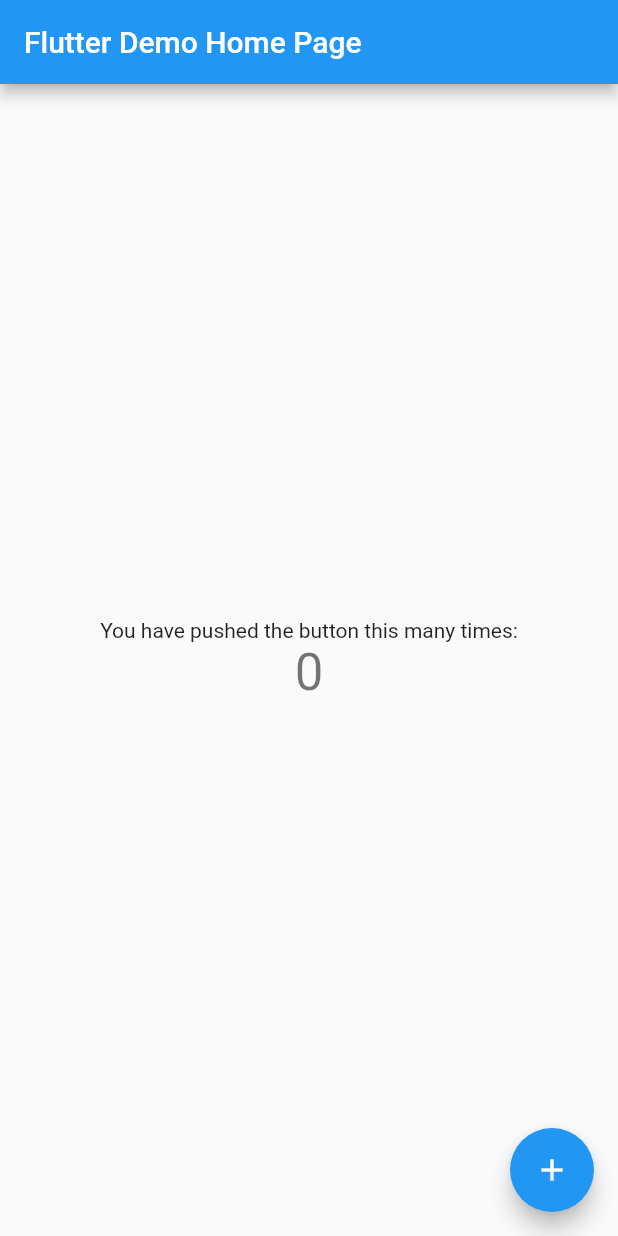
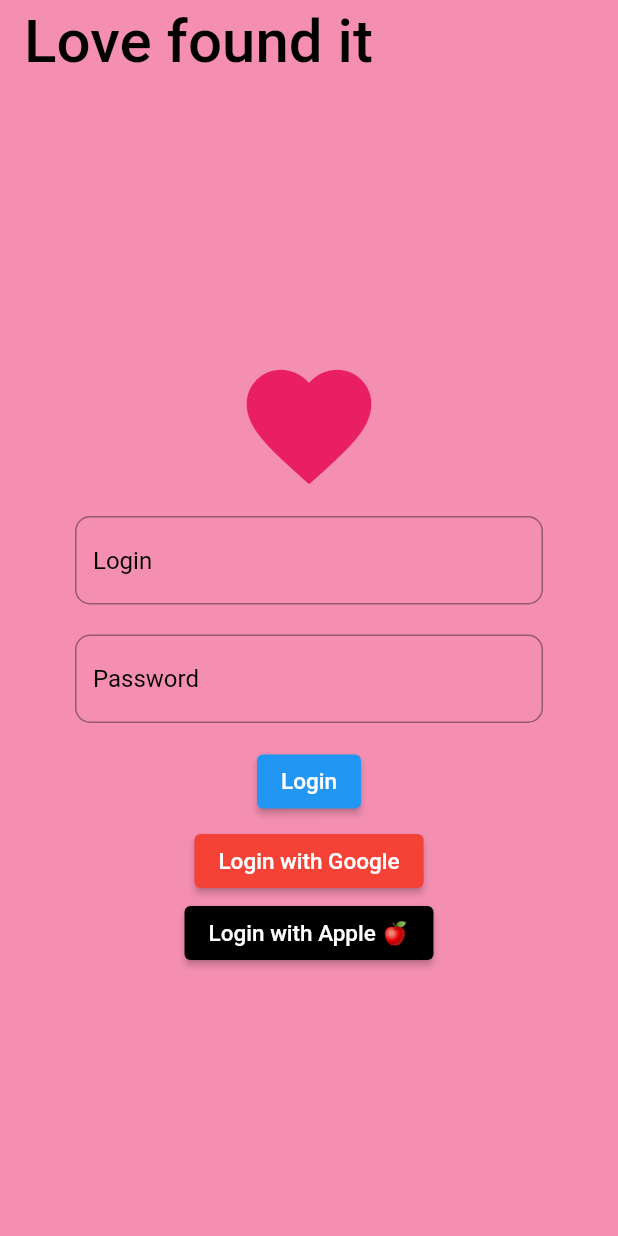
Before and after one commit to sweetnight19/loveFoundIt, a Flutter app: the screen it shows after launch, on a phone screen of 412 x 824 dp. Run offline on Flutter 3.47's test engine with Material 2 defaults, Android fonts, the phone set to English and light mode, and no system bars.

Commit message:
starting login pages

```diff
--- a/lib/main.dart
+++ b/lib/main.dart
@@ -15,56 +15,97 @@ class MyApp extends StatelessWidget {
     return MaterialApp(
       title: 'Love Found it',
       theme: ThemeData(
-        primarySwatch: Colors.blue,
+        scaffoldBackgroundColor: Colors.pink[200],
       ),
-      home: const MyHomePage(title: 'Flutter Demo Home Page'),
+      home: const MyHomePage(),
     );
   }
 }
 
 class MyHomePage extends StatefulWidget {
-  const MyHomePage({Key? key, required this.title}) : super(key: key);
-
-  final String title;
+  const MyHomePage({Key? key}) : super(key: key);
 
   @override
   State<MyHomePage> createState() => _MyHomePageState();
 }
 
 class _MyHomePageState extends State<MyHomePage> {
-  int _counter = 0;
-
-  void _incrementCounter() {
-    setState(() {
-      _counter++;
-    });
-  }
-
   @override
   Widget build(BuildContext context) {
     return Scaffold(
       appBar: AppBar(
-        title: Text(widget.title),
+        title: const Text("Love found it",
+            style: TextStyle(color: Colors.black, fontSize: 40)),
+        elevation: 0,
+        backgroundColor: Colors.transparent,
       ),
       body: Center(
         child: Column(
           mainAxisAlignment: MainAxisAlignment.center,
           children: <Widget>[
-            const Text(
-              'You have pushed the button this many times:',
+            const Icon(
+              Icons.favorite,
+              size: 100,
+              color: Colors.pink,
             ),
-            Text(
-              '$_counter',
-              style: Theme.of(context).textTheme.headline4,
+            Padding(
+              padding: const EdgeInsets.symmetric(horizontal: 50, vertical: 10),
+              child: TextField(
+                decoration: InputDecoration(
+                  hintText: 'Login',
+                  hintStyle: const TextStyle(color: Colors.black),
+                  border: OutlineInputBorder(
+                    borderRadius: BorderRadius.circular(10),
+                  ),
+                ),
+              ),
+            ),
+            Padding(
+              padding: const EdgeInsets.symmetric(horizontal: 50, vertical: 10),
+              child: TextField(
+                obscureText: true,
+                decoration: InputDecoration(
+                  hintText: 'Password',
+                  hintStyle: const TextStyle(color: Colors.black),
+                  border: OutlineInputBorder(
+                    borderRadius: BorderRadius.circular(10),
+                  ),
+                ),
+              ),
+            ),
+            Padding(
+              padding: const EdgeInsets.symmetric(horizontal: 50, vertical: 5),
+              child: ElevatedButton(
+                onPressed: () {},
+                child: const Text('Login',
+                    style: TextStyle(color: Colors.white, fontSize: 15)),
+              ),
+            ),
+            Padding(
+              padding: const EdgeInsets.symmetric(horizontal: 50),
+              child: ElevatedButton(
+                onPressed: () {},
+                style: ButtonStyle(
+                  backgroundColor: MaterialStateProperty.all(Colors.red),
+                ),
+                child: const Text('Login with Google',
+                    style: TextStyle(color: Colors.white, fontSize: 15)),
+              ),
+            ),
+            Padding(
+              padding: const EdgeInsets.symmetric(horizontal: 50),
+              child: ElevatedButton(
+                onPressed: () {},
+                style: ButtonStyle(
+                  backgroundColor: MaterialStateProperty.all(Colors.black),
+                ),
+                child: const Text('Login with Apple 🍎',
+                    style: TextStyle(color: Colors.white, fontSize: 15)),
+              ),
             ),
           ],
         ),
       ),
-      floatingActionButton: FloatingActionButton(
-        onPressed: _incrementCounter,
-        tooltip: 'Increment',
-        child: const Icon(Icons.add),
-      ),
     );
   }
 }
```
Also changed, not shown: 1 other file.
